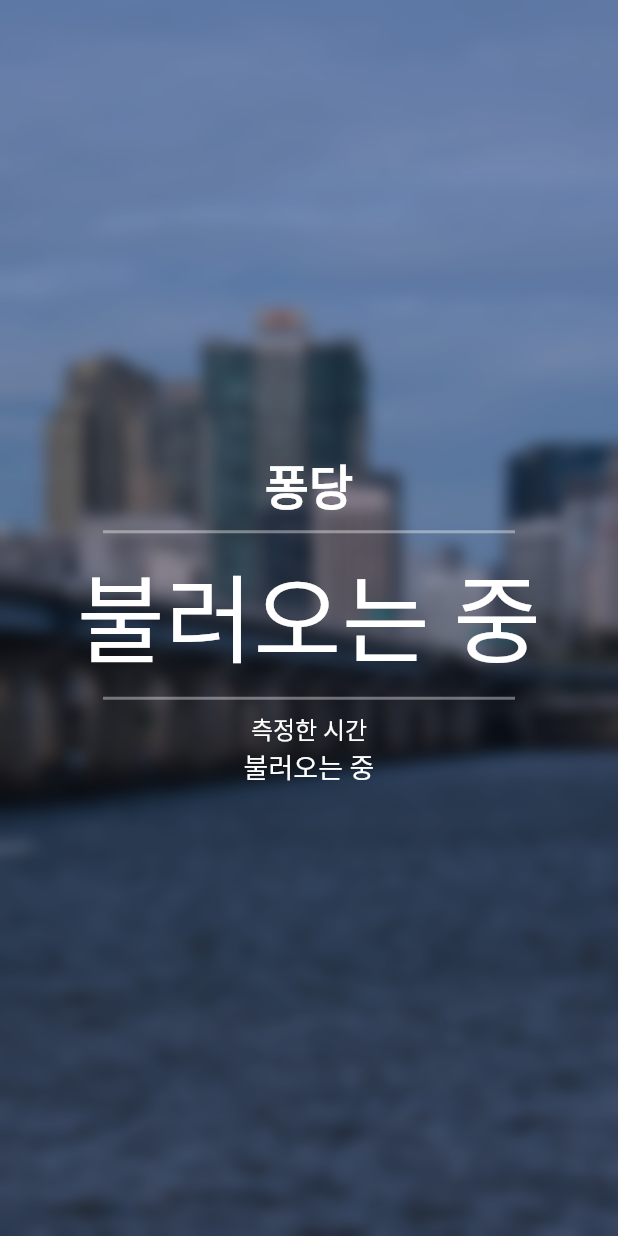
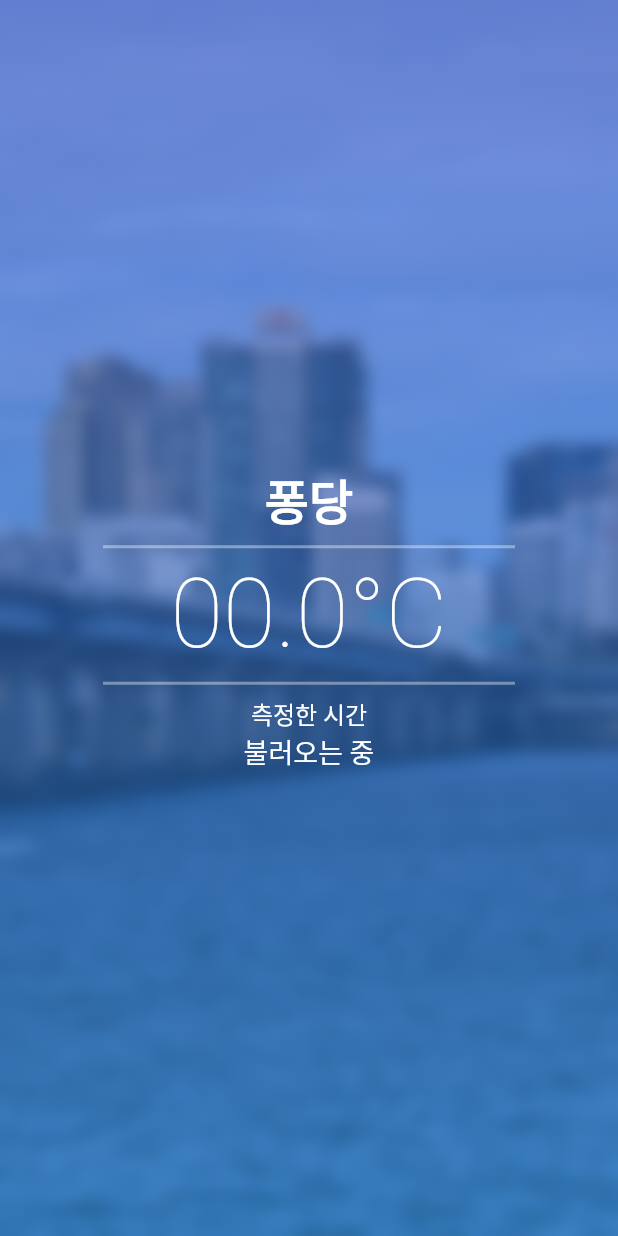
Before and after one commit to zeratulspc/pongdang, a Flutter app: the screen it shows after launch, on a phone screen of 412 x 824 dp. Run offline on Flutter 3.47's test engine with Material 2 defaults, Android fonts, the phone set to English and light mode, and no system bars; network calls fail; Roboto replaces fonts that are missing (Han).

Commit message:
200823_1

```diff
--- a/lib/home.dart
+++ b/lib/home.dart
@@ -20,7 +20,6 @@ class HomeState extends State<Home> {
     hanAPI.fetchData().then((data){
       setState(() {
         pong = data;
-        print(pong.time);
       });
     });
   }
@@ -42,7 +41,15 @@ class HomeState extends State<Home> {
               sigmaY: 5,
             ),
             child: Container(
-              color: Colors.black.withOpacity(0.3),
+              width: screenSize.width,
+              height: screenSize.height,
+              decoration: BoxDecoration(
+                gradient: LinearGradient(
+                    begin: Alignment.topCenter,
+                    end: Alignment.bottomCenter,
+                    colors: [Colors.indigo.withOpacity(0.5), Colors.blue.withOpacity(0.5)]
+                ),
+              ),
             ),
           ),
           MainWidgets().mainWidgets(context, screenSize, pong, () {
--- a/lib/page/mainWidgets.dart
+++ b/lib/page/mainWidgets.dart
@@ -26,7 +26,7 @@ class MainWidgets {
         Container(
           child: InkWell(
             child: Text(
-              "${pong.temp != null ? pong.temp+"°C" : "불러오는 중"}",
+              "${pong.temp != null ? pong.temp+"°C" : "00.0°C"}",
               style: TextStyle(
                   fontSize: 64,
                   fontWeight: FontWeight.w200,
```
